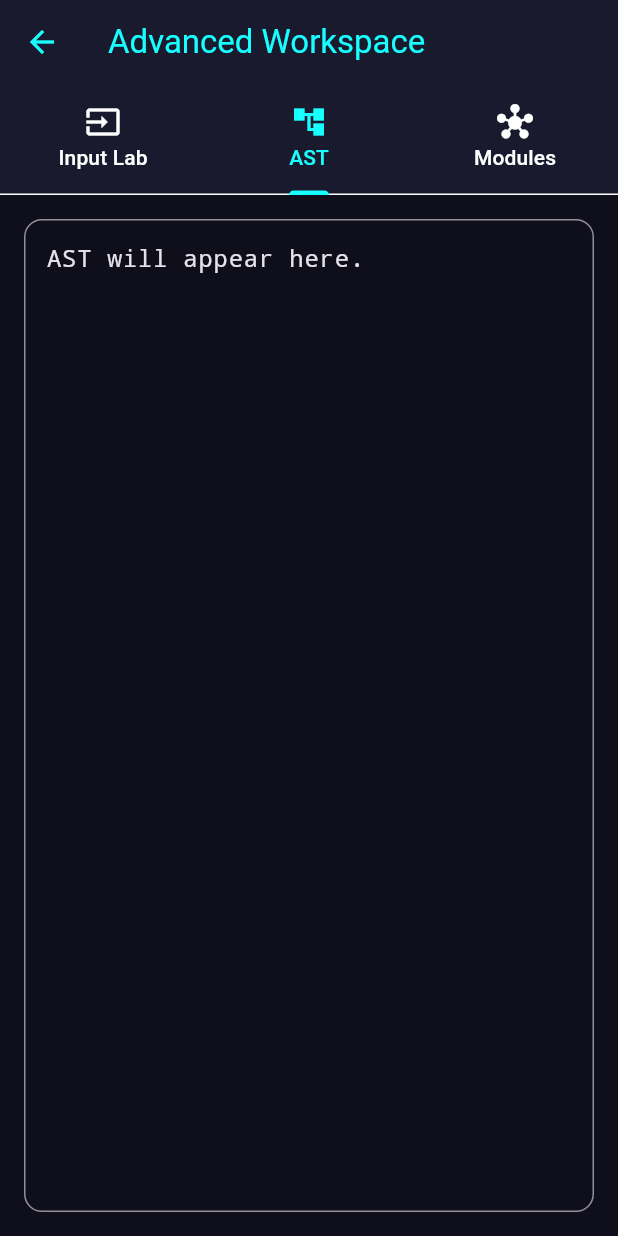
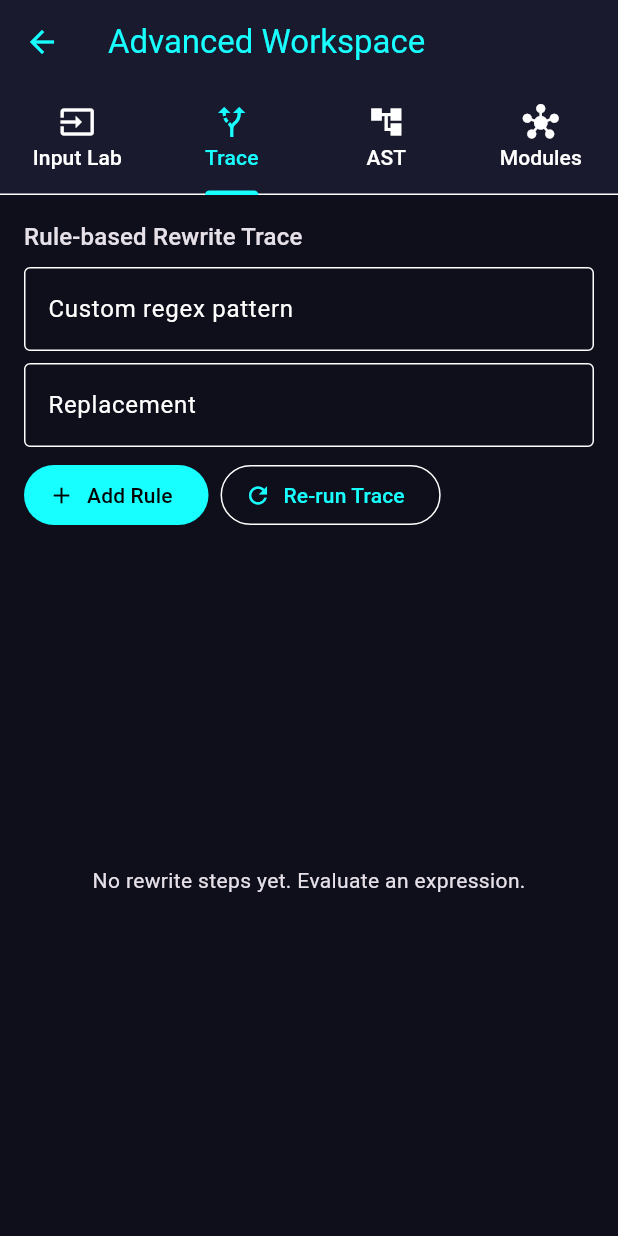
Before and after one commit to AvPa1212/VibeCalc, a Flutter app: the AdvancedWorkspaceScreen screen opened directly, tab 2 chosen, on a phone screen of 412 x 824 dp. Run offline on Flutter 3.47's test engine with Material 3 defaults, Android fonts, the phone set to English and light mode, and no system bars; our stand-ins replace fl_chart, math_expressions, shared_preferences; accounts and stored records are empty.

Commit message:
Implement rule-based rewrite tracing and enhance expression evaluation; add user-defined rules and UI components

```diff
--- a/lib/screens/advanced_workspace_screen.dart
+++ b/lib/screens/advanced_workspace_screen.dart
@@ -1,6 +1,7 @@
 import 'package:flutter/material.dart';
 
 import '../services/deterministic_expression_engine.dart';
+import '../services/rewrite_trace_engine.dart';
 
 class AdvancedWorkspaceScreen extends StatefulWidget {
   const AdvancedWorkspaceScreen({super.key});
@@ -14,10 +15,14 @@ class _AdvancedWorkspaceScreenState extends State<AdvancedWorkspaceScreen>
   late final TabController _tabController;
   final TextEditingController _inputController =
       TextEditingController(text: '(2+3)*(7-4)/5');
+  final TextEditingController _rulePatternController = TextEditingController();
+  final TextEditingController _ruleReplacementController = TextEditingController();
 
   InputNotation _notation = InputNotation.infix;
   String _result = 'Run an expression to preview deterministic evaluation.';
   String _tree = 'AST will appear here.';
+  List<RewriteStep> _traceSteps = const [];
+  final List<RewriteRule> _userRules = [];
 
   static const List<_ModuleGroup> _groups = [
     _ModuleGroup('1-3 Input / Core / Graphing', [
@@ -55,13 +60,15 @@ class _AdvancedWorkspaceScreenState extends State<AdvancedWorkspaceScreen>
   @override
   void initState() {
     super.initState();
-    _tabController = TabController(length: 3, vsync: this);
+    _tabController = TabController(length: 4, vsync: this);
   }
 
   @override
   void dispose() {
     _tabController.dispose();
     _inputController.dispose();
+    _rulePatternController.dispose();
+    _ruleReplacementController.dispose();
     super.dispose();
   }
 
@@ -75,13 +82,39 @@ class _AdvancedWorkspaceScreenState extends State<AdvancedWorkspaceScreen>
       setState(() {
         _result = r.displayValue;
         _tree = r.ast.pretty();
+        _traceSteps = RewriteTraceEngine.trace(
+          _inputController.text,
+          userRules: _userRules,
+        ).steps;
       });
     } catch (e) {
       setState(() {
         _result = 'Error: $e';
         _tree = 'AST unavailable due to parser error.';
+        _traceSteps = const [];
       });
     }
+  }
+
+  void _addUserRule() {
+    final pattern = _rulePatternController.text.trim();
+    final replacement = _ruleReplacementController.text.trim();
+    if (pattern.isEmpty) {
+      return;
+    }
+
+    setState(() {
+      _userRules.add(
+        RewriteRule(
+          id: 'user-${_userRules.length + 1}',
+          name: 'User Rule ${_userRules.length + 1}',
+          pattern: pattern,
+          replacement: replacement,
+        ),
+      );
+      _rulePatternController.clear();
+      _ruleReplacementController.clear();
+    });
   }
 
   @override
@@ -95,6 +128,7 @@ class _AdvancedWorkspaceScreenState extends State<AdvancedWorkspaceScreen>
           controller: _tabController,
           tabs: const [
             Tab(icon: Icon(Icons.input), text: 'Input Lab'),
+            Tab(icon: Icon(Icons.alt_route), text: 'Trace'),
             Tab(icon: Icon(Icons.account_tree), text: 'AST'),
             Tab(icon: Icon(Icons.hub), text: 'Modules'),
           ],
@@ -145,6 +179,72 @@ class _AdvancedWorkspaceScreenState extends State<AdvancedWorkspaceScreen>
                 SelectableText(
                   _result,
                   style: theme.textTheme.headlineSmall,
+                ),
+              ],
+            ),
+          ),
+          Padding(
+            padding: const EdgeInsets.all(16),
+            child: Column(
+              crossAxisAlignment: CrossAxisAlignment.start,
+              children: [
+                Text(
+                  'Rule-based Rewrite Trace',
+                  style: theme.textTheme.titleMedium,
+                ),
+                const SizedBox(height: 8),
+                TextField(
+                  controller: _rulePatternController,
+                  decoration: const InputDecoration(
+                    labelText: 'Custom regex pattern',
+                    hintText: 'Example: x\\^2',
+                    border: OutlineInputBorder(),
+                  ),
+                ),
+                const SizedBox(height: 8),
+                TextField(
+                  controller: _ruleReplacementController,
+                  decoration: const InputDecoration(
+                    labelText: 'Replacement',
+                    hintText: 'Example: (x)*(x)',
+                    border: OutlineInputBorder(),
+                  ),
+                ),
+                const SizedBox(height: 8),
+                Row(
+                  children: [
+                    FilledButton.icon(
+                      onPressed: _addUserRule,
+                      icon: const Icon(Icons.add),
+                      label: const Text('Add Rule'),
+                    ),
+                    const SizedBox(width: 8),
+                    OutlinedButton.icon(
+                      onPressed: _evaluate,
+                      icon: const Icon(Icons.refresh),
+                      label: const Text('Re-run Trace'),
+                    ),
+                  ],
+                ),
+                const SizedBox(height: 12),
+                Expanded(
+                  child: _traceSteps.isEmpty
+                      ? const Center(
+                          child: Text('No rewrite steps yet. Evaluate an expression.'),
+                        )
+                      : ListView.builder(
+                          itemCount: _traceSteps.length,
+                          itemBuilder: (_, i) {
+                            final step = _traceSteps[i];
+                            return Card(
+                              child: ListTile(
+                                leading: Text('${i + 1}'),
+                                title: Text(step.ruleName),
+                                subtitle: Text('${step.before} -> ${step.after}'),
+                              ),
+                            );
+                          },
+                        ),
                 ),
               ],
             ),
--- a/lib/services/math_engine.dart
+++ b/lib/services/math_engine.dart
@@ -1,4 +1,6 @@
 import 'package:math_expressions/math_expressions.dart';
+
+import 'deterministic_expression_engine.dart';
 
 class MathEngine {
   static final GrammarParser _parser = GrammarParser();
@@ -6,6 +8,17 @@ class MathEngine {
 
   static String evaluate(String expression) {
     try {
+      if (_isDeterministicCandidate(expression)) {
+        final deterministic = DeterministicExpressionEngine.evaluate(
+          expression,
+          notation: InputNotation.infix,
+        );
+        final value = deterministic.displayValue;
+        if (value != 'Error') {
+          return value;
+        }
+      }
+
       expression = expression
           .replaceAll("π", "pi")
           .replaceAll("√", "sqrt");
@@ -19,6 +32,12 @@ class MathEngine {
     } catch (_) {
       return "Error";
     }
+  }
+
+  static bool _isDeterministicCandidate(String expression) {
+    final sanitized = expression.replaceAll(' ', '');
+    if (sanitized.isEmpty) return false;
+    return RegExp(r'^[0-9+\-*/^().]+$').hasMatch(sanitized);
   }
 
   static String _formatResult(double value) {
--- /dev/null
+++ b/lib/services/rewrite_trace_engine.dart
@@ -0,0 +1,105 @@
+class RewriteRule {
+  final String id;
+  final String name;
+  final String pattern;
+  final String replacement;
+
+  const RewriteRule({
+    required this.id,
+    required this.name,
+    required this.pattern,
+    required this.replacement,
+  });
+}
+
+class RewriteStep {
+  final String before;
+  final String after;
+  final String ruleName;
+
+  const RewriteStep({
+    required this.before,
+    required this.after,
+    required this.ruleName,
+  });
+}
+
+class RewriteTraceResult {
+  final String finalExpression;
+  final List<RewriteStep> steps;
+
+  const RewriteTraceResult({
+    required this.finalExpression,
+    required this.steps,
+  });
+}
+
+class RewriteTraceEngine {
+  static final List<RewriteRule> defaultRules = [
+    const RewriteRule(
+      id: 'pow-two',
+      name: 'Square Expansion',
+      pattern: r'([a-zA-Z0-9]+)\^2',
+      replacement: r'($1)*($1)',
+    ),
+    const RewriteRule(
+      id: 'double-neg',
+      name: 'Double Negative',
+      pattern: r'--',
+      replacement: '+',
+    ),
+    const RewriteRule(
+      id: 'mul-one-left',
+      name: 'Identity Multiplication (Left)',
+      pattern: r'\b1\*',
+      replacement: '',
+    ),
+    const RewriteRule(
+      id: 'mul-one-right',
+      name: 'Identity Multiplication (Right)',
+      pattern: r'\*1\b',
+      replacement: '',
+    ),
+  ];
+
+  static RewriteTraceResult trace(
+    String expression, {
+    List<RewriteRule>? userRules,
+    int maxPasses = 20,
+  }) {
+    var current = expression;
+    final steps = <RewriteStep>[];
+
+    final allRules = <RewriteRule>[
+      ...defaultRules,
+      ...?userRules,
+    ];
+
+    var pass = 0;
+    while (pass < maxPasses) {
+      var changed = false;
+
+      for (final rule in allRules) {
+        final regex = RegExp(rule.pattern);
+        final next = current.replaceAll(regex, rule.replacement);
+
+        if (next != current) {
+          steps.add(RewriteStep(
+            before: current,
+            after: next,
+            ruleName: rule.name,
+          ));
+          current = next;
+          changed = true;
+        }
+      }
+
+      if (!changed) {
+        break;
+      }
+      pass += 1;
+    }
+
+    return RewriteTraceResult(finalExpression: current, steps: steps);
+  }
+}
```
